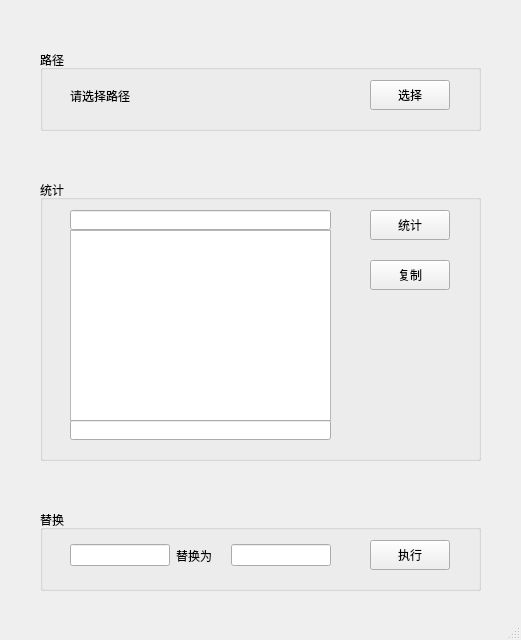
First picture: the form in label_window.ui, repository lustoo/labelImg, before the edit.
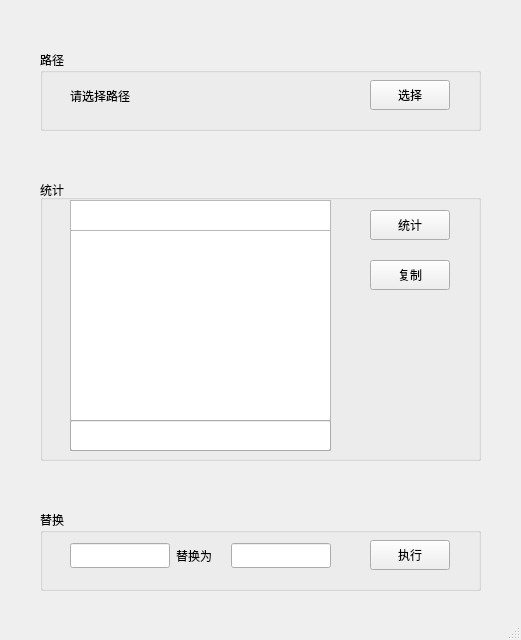
Second picture: the form after the edit.

Commit message: 字体与对齐

What changed in the file:
```diff
--- a/label_window.ui
+++ b/label_window.ui
@@ -25,6 +25,11 @@
     <height>640</height>
    </size>
   </property>
+  <property name="font">
+   <font>
+    <family>Mongolian Baiti</family>
+   </font>
+  </property>
   <property name="windowTitle">
    <string>标签</string>
   </property>
@@ -41,6 +46,11 @@
       <height>281</height>
      </rect>
     </property>
+    <property name="font">
+     <font>
+      <family>Consolas</family>
+     </font>
+    </property>
     <property name="title">
      <string>统计</string>
     </property>
@@ -54,34 +64,35 @@
       </rect>
      </property>
     </widget>
-    <widget class="QLineEdit" name="list_head">
+    <widget class="QListWidget" name="list_all">
      <property name="geometry">
       <rect>
        <x>30</x>
-       <y>30</y>
+       <y>240</y>
        <width>261</width>
-       <height>20</height>
+       <height>31</height>
       </rect>
      </property>
-     <property name="text">
-      <string/>
+    </widget>
+    <widget class="QListWidget" name="list_head">
+     <property name="geometry">
+      <rect>
+       <x>30</x>
+       <y>20</y>
+       <width>261</width>
+       <height>31</height>
+      </rect>
      </property>
-     <property name="readOnly">
-      <bool>true</bool>
-     </property>
     </widget>
-    <widget class="QLineEdit" name="list_all">
+    <widget class="QLineEdit" name="lineEdit">
      <property name="geometry">
       <rect>
        <x>30</x>
        <y>240</y>
        <width>261</width>
-       <height>20</height>
+       <height>31</height>
       </rect>
      </property>
-     <property name="readOnly">
-      <bool>true</bool>
-     </property>
     </widget>
    </widget>
    <widget class="QGroupBox" name="groupBox_2">
```
Left out of the diff: 7 changed lines with no effect on the pictures. The commit also changes 2 other files.
